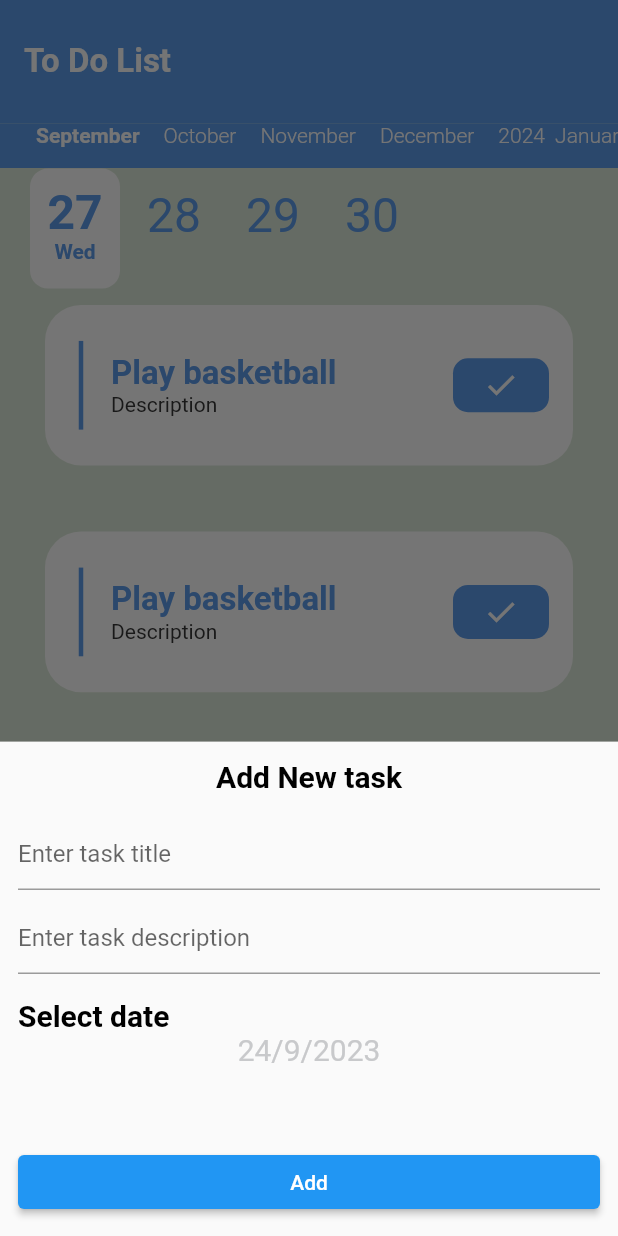
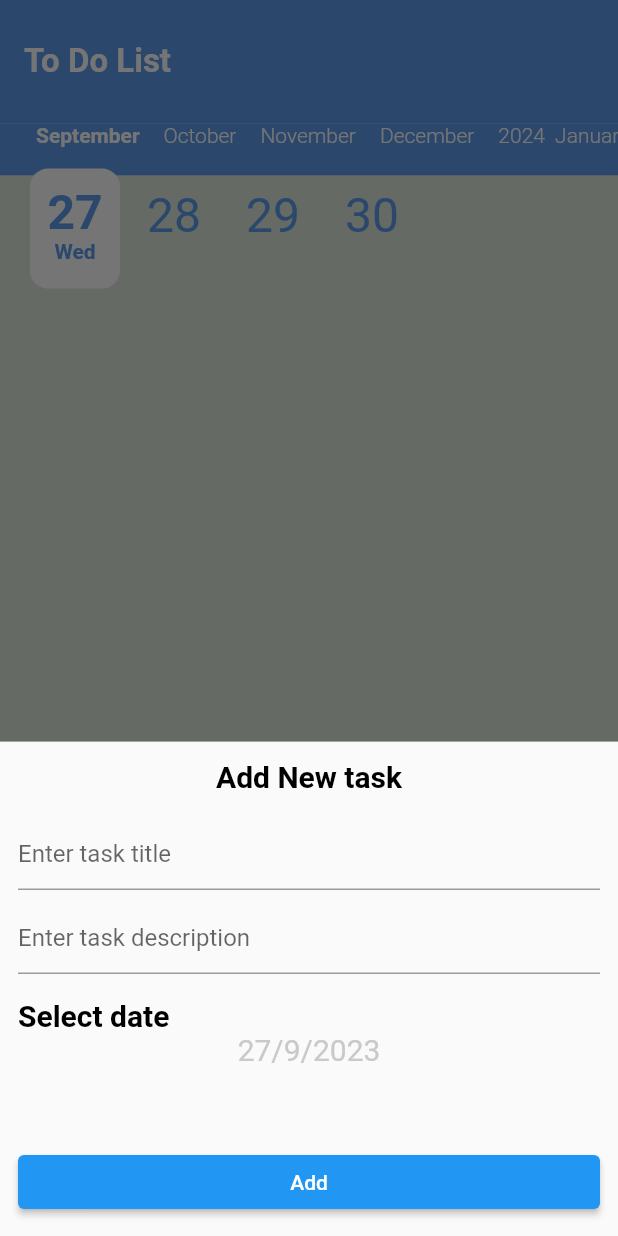
Before and after one commit to A-hmed/todo_sun_c9, a Flutter app: the screen it shows after launch, after a tap on the "add" icon, on a phone screen of 412 x 824 dp. Run offline on Flutter 3.47's test engine with Material 2 defaults, Android fonts, the phone set to English and light mode, and no system bars; drawn by our look-alikes of calendar_timeline, flutter_slidable; our stand-ins replace cloud_firestore, firebase_core; accounts and stored records are empty.

Commit message:
Add todo to fire store and get the list of todos in list tab.

```diff
--- a/lib/main.dart
+++ b/lib/main.dart
@@ -1,9 +1,16 @@
+import 'package:cloud_firestore/cloud_firestore.dart';
+import 'package:firebase_core/firebase_core.dart';
 import 'package:flutter/material.dart';
 import 'package:todo_sun_c9/ui/screens/home/home_screen.dart';
 import 'package:todo_sun_c9/ui/screens/splash/splash_screen.dart';
 import 'package:todo_sun_c9/ui/utils/app_theme.dart';
 
-void main() {
+void main() async {
+  WidgetsFlutterBinding.ensureInitialized();
+  await Firebase.initializeApp();
+  FirebaseFirestore.instance.settings =
+      Settings(cacheSizeBytes: Settings.CACHE_SIZE_UNLIMITED);
+  await FirebaseFirestore.instance.disableNetwork();
   runApp(const MyApp());
 }
 
@@ -16,6 +23,7 @@ class MyApp extends StatelessWidget {
     return MaterialApp(
       theme: AppTheme.lightTheme,
       darkTheme: AppTheme.darkTheme,
+      themeMode: ThemeMode.light,
       routes: {
         SplashScreen.routeName: (_) => SplashScreen(),
         HomeScreen.routeName: (_) => HomeScreen()
--- /dev/null
+++ b/lib/models/todo_dm.dart
@@ -0,0 +1,31 @@
+import 'package:cloud_firestore/cloud_firestore.dart';
+
+class TodoDM {
+  late String id;
+  late String title;
+  late String description;
+  late DateTime date;
+  late bool isDone;
+  static const String collectionName = "todos";
+
+  TodoDM(this.id, this.title, this.description, this.date, this.isDone);
+
+  TodoDM.fromJson(Map json){
+    id = json["id"];
+    title = json["title"];
+    description = json["description"];
+    Timestamp time =  json["date"];
+    date = time.toDate();
+    isDone = json["isDone"];
+  }
+
+  Map<String, Object?> toJson(){
+    return {
+      "id": id,
+      "title": title,
+      "description": description,
+      "date": date,
+      "isDone": isDone
+    };
+  }
+}
--- a/lib/ui/screens/bottom_sheets/add_bottom_sheet.dart
+++ b/lib/ui/screens/bottom_sheets/add_bottom_sheet.dart
@@ -1,37 +1,84 @@
+import 'package:cloud_firestore/cloud_firestore.dart';
 import 'package:flutter/material.dart';
+import 'package:todo_sun_c9/models/todo_dm.dart';
 import 'package:todo_sun_c9/ui/utils/app_colors.dart';
 import 'package:todo_sun_c9/ui/utils/app_theme.dart';
 import 'package:todo_sun_c9/ui/widgets/my_text_field.dart';
 
-class AddBottomSheet extends StatelessWidget {
-  const AddBottomSheet({super.key});
+class AddBottomSheet extends StatefulWidget {
+
+  @override
+  State<AddBottomSheet> createState() => _AddBottomSheetState();
+}
+
+class _AddBottomSheetState extends State<AddBottomSheet> {
+  TextEditingController titleController = TextEditingController();
+  TextEditingController descriptionController = TextEditingController();
+  DateTime selectedDate = DateTime.now();
 
   @override
   Widget build(BuildContext context) {
     return Container(
-      padding: EdgeInsets.all(12),
+      padding: const EdgeInsets.all(12),
       height: MediaQuery.of(context).size.height * .4,
       child: Column(
         crossAxisAlignment: CrossAxisAlignment.stretch,
         children: [
           const Text("Add New task", textAlign: TextAlign.center,
           style: AppTheme.bottomSheetTitleTextStyle,),
-          SizedBox(height: 16,),
-          MyTextField(hintText: "Enter task title",),
-          SizedBox(height: 8,),
-          MyTextField(hintText: "Enter task description",),
-           SizedBox(height: 16,),
+          const SizedBox(height: 16,),
+          MyTextField(hintText: "Enter task title", controller: titleController,),
+          const SizedBox(height: 8,),
+          MyTextField(hintText: "Enter task description", controller: descriptionController,),
+           const SizedBox(height: 16,),
            Text("Select date",
               style: AppTheme.bottomSheetTitleTextStyle.copyWith(fontWeight: FontWeight.w600)),
-           Text("24/9/2023",
-              textAlign: TextAlign.center,
-              style: AppTheme.bottomSheetTitleTextStyle.copyWith(fontWeight: FontWeight.normal,
-                  color: AppColors.grey)),
-          Spacer(),
-          ElevatedButton(onPressed: (){},
+           InkWell(
+              onTap: (){
+                showMyDatePicker();
+              },
+             child: Text("${selectedDate.day}/${selectedDate.month}/${selectedDate.year}",
+                textAlign: TextAlign.center,
+                style: AppTheme.bottomSheetTitleTextStyle.copyWith(fontWeight: FontWeight.normal,
+                    color: AppColors.grey)),
+           ),
+          const Spacer(),
+          ElevatedButton(onPressed: (){
+            addTodoToFirestore();
+          },
               child: const Text("Add"))
         ],
       ),
     );
   }
+
+  void addTodoToFirestore()  {
+   CollectionReference todosCollectionRef =
+   FirebaseFirestore.instance.collection(TodoDM.collectionName);
+
+   DocumentReference newEmptyDoc = todosCollectionRef.doc();
+   newEmptyDoc.set({
+       "id": newEmptyDoc.id,
+       "title": titleController.text,
+       "description": descriptionController.text,
+       "date": selectedDate,
+       "isDone": false,
+   }).timeout(Duration(milliseconds: 300), onTimeout: (){
+     Navigator.pop(context);
+   });
+   //todosCollectionRef.add();
+  }
+
+  void showMyDatePicker() async {
+    selectedDate = await showDatePicker(context: context,
+        initialDate: selectedDate,
+        firstDate: DateTime.now(),
+        lastDate: DateTime.now().add(Duration(days: 365))) ?? selectedDate;
+    setState(() {});
+
+  }
 }
+/// Json -> Java script object notation
+/// {key: value}
+/// key - > String
+/// value -> String, number, bool, null, timestamp , json, List<Json>
--- a/lib/ui/screens/home/home_screen.dart
+++ b/lib/ui/screens/home/home_screen.dart
@@ -32,7 +32,7 @@ class _HomeScreenState extends State<HomeScreen> {
             isScrollControlled: true,
             builder: (_) => Padding(
               padding: MediaQuery.of(context).viewInsets,
-              child: const AddBottomSheet(),
+              child: AddBottomSheet(),
             ));
       },
         child: const Icon(Icons.add),);
@@ -49,8 +49,8 @@ class _HomeScreenState extends State<HomeScreen> {
              },
              currentIndex: currentSelectedTabIndex,
              items: const [
-           const BottomNavigationBarItem(icon: Icon(Icons.menu), label: ""),
-           const BottomNavigationBarItem(icon: Icon(Icons.settings), label: ""),
+           BottomNavigationBarItem(icon: Icon(Icons.menu), label: ""),
+           BottomNavigationBarItem(icon: Icon(Icons.settings), label: ""),
          ]),
        );
 
--- a/lib/ui/screens/home/tabs/list/list_tab.dart
+++ b/lib/ui/screens/home/tabs/list/list_tab.dart
@@ -1,27 +1,41 @@
 import 'package:calendar_timeline/calendar_timeline.dart';
+import 'package:cloud_firestore/cloud_firestore.dart';
 import 'package:flutter/material.dart';
+import 'package:todo_sun_c9/models/todo_dm.dart';
 import 'package:todo_sun_c9/ui/screens/home/tabs/list/todo_widget.dart';
 import 'package:todo_sun_c9/ui/utils/app_colors.dart';
 
-class ListTab extends StatelessWidget {
-  const ListTab({super.key});
+class ListTab extends StatefulWidget {
+  @override
+  State<ListTab> createState() => _ListTabState();
+}
+
+class _ListTabState extends State<ListTab> {
+  List<TodoDM> todos = [];
 
   @override
   Widget build(BuildContext context) {
+    if(todos.isEmpty){
+      refreshTodosList();
+    }
     return Column(
       children: [
         SizedBox(
-          height: MediaQuery.of(context).size.height * .12,
+          height: MediaQuery.of(context).size.height * .14,
           child: Stack(
             children: [
               Column(
                 children: [
                   Expanded(
                       flex: 3,
-                      child: Container(color: AppColors.primiary,)),
+                      child: Container(
+                        color: AppColors.primiary,
+                      )),
                   Expanded(
                       flex: 7,
-                  child: Container(color: AppColors.accent,))
+                      child: Container(
+                        color: AppColors.accent,
+                      ))
                 ],
               ),
               CalendarTimeline(
@@ -41,9 +55,36 @@ class ListTab extends StatelessWidget {
         ),
         Expanded(
           child: ListView.builder(
-              itemCount: 10, itemBuilder: (context, index) => TodoWidget()),
+              itemCount: todos.length,
+              itemBuilder: (context, index) => TodoWidget(model: todos[index])),
         ),
       ],
     );
   }
+
+  refreshTodosList() async {
+    CollectionReference<TodoDM> todosCollection =
+        FirebaseFirestore.instance.collection(TodoDM.collectionName).
+        withConverter<TodoDM>(
+            fromFirestore: (docSnapShot, _) {
+              Map json = docSnapShot.data() as Map;
+              TodoDM todo = TodoDM.fromJson(json);
+              return todo;
+            },
+            toFirestore: (todoDm, _){
+              return todoDm.toJson();
+            });
+    QuerySnapshot<TodoDM> todosSnapshot = await todosCollection.get();
+
+    List<QueryDocumentSnapshot<TodoDM>> docs = todosSnapshot.docs;
+
+    // for (int i = 0; i < docs.length; i++) {
+    //   todos.add(docs[i].data());
+    // }
+    ///Better solution
+    todos = docs.map( (docSnapshot){
+      return docSnapshot.data();
+    }).toList();
+    setState(() {});
+  }
 }
--- a/lib/ui/screens/home/tabs/list/todo_widget.dart
+++ b/lib/ui/screens/home/tabs/list/todo_widget.dart
@@ -1,10 +1,12 @@
 import 'package:flutter/material.dart';
 import 'package:flutter_slidable/flutter_slidable.dart';
+import 'package:todo_sun_c9/models/todo_dm.dart';
 import 'package:todo_sun_c9/ui/utils/app_colors.dart';
 import 'package:todo_sun_c9/ui/utils/app_theme.dart';
 
 class TodoWidget extends StatelessWidget {
-  const TodoWidget({super.key});
+  final TodoDM model;
+  const TodoWidget({super.key,required this.model});
 
   @override
   Widget build(BuildContext context) {
@@ -33,13 +35,13 @@ class TodoWidget extends StatelessWidget {
             children: [
               const VerticalDivider(),
               const SizedBox(width: 12,),
-              const Expanded(
+              Expanded(
                 child: Column(
                   mainAxisAlignment: MainAxisAlignment.center,
                   crossAxisAlignment: CrossAxisAlignment.stretch,
                   children: [
-                    Text("Play basketball", style: AppTheme.taskTitleTextStyle,),
-                    Text("Description",
+                    Text(model.title, style: AppTheme.taskTitleTextStyle,),
+                    Text(model.description,
                       textAlign: TextAlign.start,
                       style: AppTheme.taskDescriptionTextStyle,)
                   ],
--- a/lib/ui/widgets/my_text_field.dart
+++ b/lib/ui/widgets/my_text_field.dart
@@ -2,11 +2,14 @@ import 'package:flutter/material.dart';
 
 class MyTextField extends StatelessWidget {
   String? hintText;
-  MyTextField({this.hintText});
+  TextEditingController controller;
+
+  MyTextField({this.hintText,required  this.controller});
 
   @override
   Widget build(BuildContext context) {
     return TextField(
+      controller: controller,
       decoration: InputDecoration(
         hintText: hintText
       ),
--- a/pubspec.yaml
+++ b/pubspec.yaml
@@ -13,8 +13,9 @@ dependencies:
   cupertino_icons: ^1.0.2
 
   flutter_slidable: ^3.0.0
-
   calendar_timeline: ^1.1.2
+  firebase_core: ^2.16.0
+  cloud_firestore: ^4.9.2
 dev_dependencies:
   flutter_test:
     sdk: flutter
```
Also changed, not shown: pubspec.lock, 3 other files.
